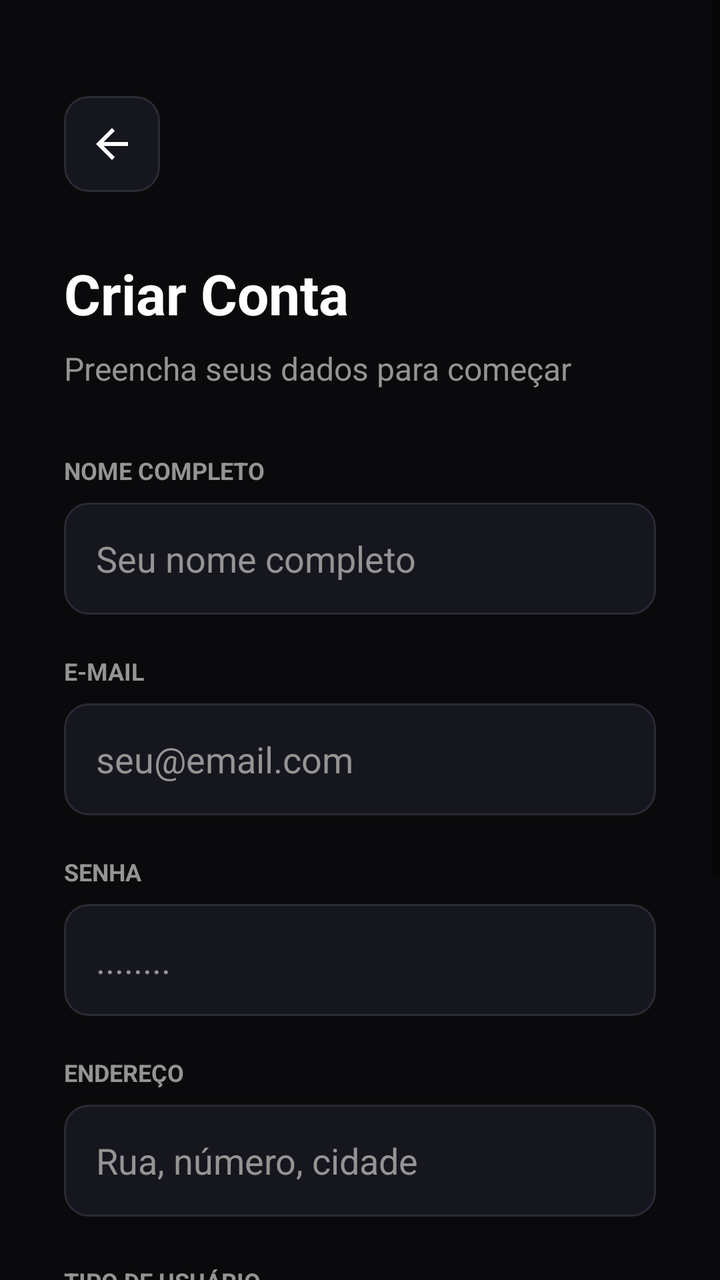
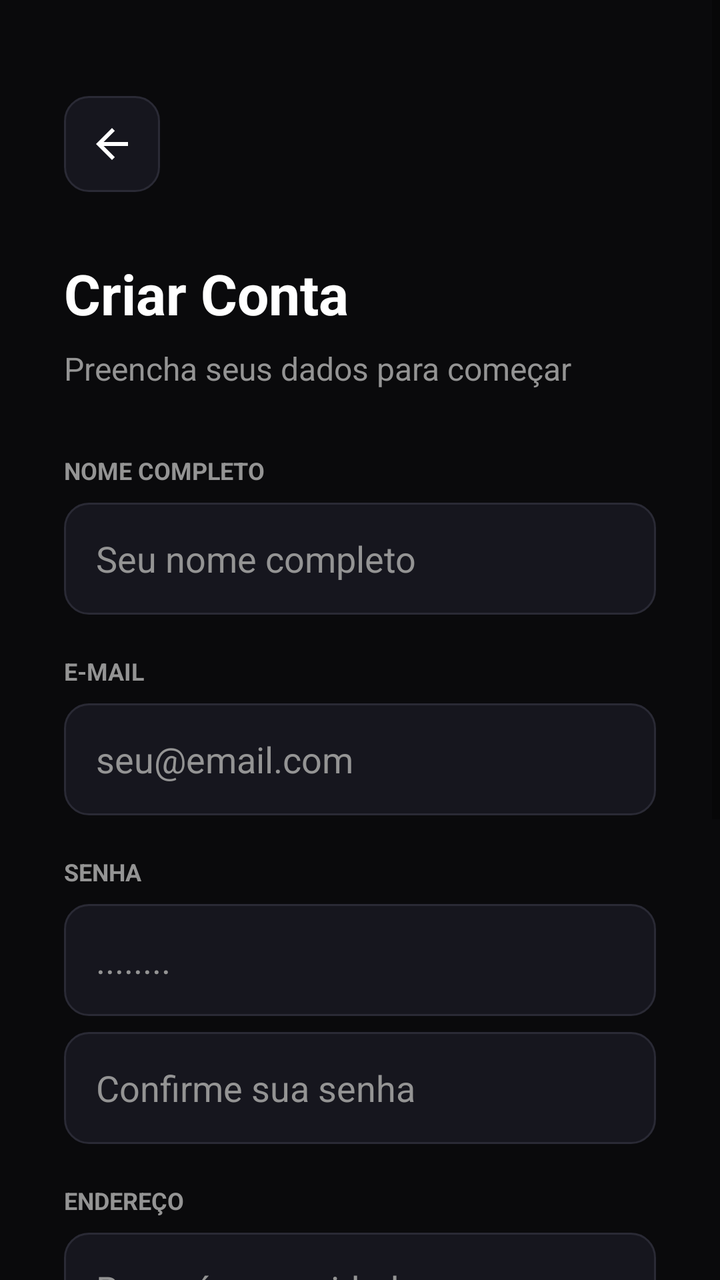

An Android layout rendered at two revisions. The XML below is the earlier revision; the diff shows what the commit changed to produce the second picture.
<!-- AndroidManifest.xml: application theme Theme.Perto -->
<!-- res/layout/activity_cadastro.xml -->
<?xml version="1.0" encoding="utf-8"?>
<androidx.constraintlayout.widget.ConstraintLayout xmlns:android="http://schemas.android.com/apk/res/android"
    xmlns:app="http://schemas.android.com/apk/res-auto"
    xmlns:tools="http://schemas.android.com/tools"
    android:id="@+id/main"
    android:layout_width="match_parent"
    android:layout_height="match_parent"
    android:background="@color/background_dark"
    tools:context=".ui.cadastro.CadastroActivity">

    <ScrollView
        android:layout_width="match_parent"
        android:layout_height="match_parent"
        android:fillViewport="true">

        <androidx.constraintlayout.widget.ConstraintLayout
            android:layout_width="match_parent"
            android:layout_height="wrap_content"
            android:padding="32dp">

            <ImageButton
                android:id="@+id/btn_voltar"
                android:layout_width="48dp"
                android:layout_height="48dp"
                android:layout_marginTop="16dp"
                android:background="@drawable/bg_input"
                android:contentDescription="@null"
                android:src="@drawable/ic_arrow_back"
                android:padding="12dp"
                app:layout_constraintStart_toStartOf="parent"
                app:layout_constraintTop_toTopOf="parent" />

            <TextView
                android:id="@+id/tv_title"
                android:layout_width="wrap_content"
                android:layout_height="wrap_content"
                android:layout_marginTop="32dp"
                android:text="@string/signup_title"
                android:textColor="@color/white"
                android:textSize="28sp"
                android:textStyle="bold"
                app:layout_constraintStart_toStartOf="parent"
                app:layout_constraintTop_toBottomOf="@id/btn_voltar" />

            <TextView
                android:id="@+id/tv_subtitle"
                android:layout_width="wrap_content"
                android:layout_height="wrap_content"
                android:layout_marginTop="8dp"
                android:text="@string/signup_subtitle"
                android:textColor="@color/text_gray"
                android:textSize="16sp"
                app:layout_constraintStart_toStartOf="parent"
                app:layout_constraintTop_toBottomOf="@id/tv_title" />

            
            <TextView
                android:id="@+id/tv_label_name"
                android:layout_width="wrap_content"
                android:layout_height="wrap_content"
                android:layout_marginTop="32dp"
                android:text="@string/label_name"
                android:textColor="@color/text_gray"
                android:textSize="12sp"
                android:textStyle="bold"
                app:layout_constraintStart_toStartOf="parent"
                app:layout_constraintTop_toBottomOf="@id/tv_subtitle" />

            <EditText
                android:id="@+id/et_name"
                android:layout_width="0dp"
                android:layout_height="56dp"
                android:layout_marginTop="8dp"
                android:autofillHints="name"
                android:background="@drawable/bg_input"
                android:hint="@string/hint_name"
                android:inputType="textPersonName"
                android:paddingHorizontal="16dp"
                android:textColor="@color/white"
                android:textColorHint="@color/text_gray"
                app:layout_constraintEnd_toEndOf="parent"
                app:layout_constraintStart_toStartOf="parent"
                app:layout_constraintTop_toBottomOf="@id/tv_label_name" />

            
            <TextView
                android:id="@+id/tv_label_email"
                android:layout_width="wrap_content"
                android:layout_height="wrap_content"
                android:layout_marginTop="20dp"
                android:text="@string/label_email"
                android:textColor="@color/text_gray"
                android:textSize="12sp"
                android:textStyle="bold"
                app:layout_constraintStart_toStartOf="parent"
                app:layout_constraintTop_toBottomOf="@id/et_name" />

            <EditText
                android:id="@+id/et_email"
                android:layout_width="0dp"
                android:layout_height="56dp"
                android:layout_marginTop="8dp"
                android:autofillHints="emailAddress"
                android:background="@drawable/bg_input"
                android:hint="@string/hint_email"
                android:inputType="textEmailAddress"
                android:paddingHorizontal="16dp"
                android:textColor="@color/white"
                android:textColorHint="@color/text_gray"
                app:layout_constraintEnd_toEndOf="parent"
                app:layout_constraintStart_toStartOf="parent"
                app:layout_constraintTop_toBottomOf="@id/tv_label_email" />

            
            <TextView
                android:id="@+id/tv_label_password"
                android:layout_width="wrap_content"
                android:layout_height="wrap_content"
                android:layout_marginTop="20dp"
                android:text="@string/label_password"
                android:textColor="@color/text_gray"
                android:textSize="12sp"
                android:textStyle="bold"
                app:layout_constraintStart_toStartOf="parent"
                app:layout_constraintTop_toBottomOf="@id/et_email" />

            <EditText
                android:id="@+id/et_password"
                android:layout_width="0dp"
                android:layout_height="56dp"
                android:layout_marginTop="8dp"
                android:autofillHints="password"
                android:background="@drawable/bg_input"
                android:hint="@string/hint_password"
                android:inputType="textPassword"
                android:paddingHorizontal="16dp"
                android:textColor="@color/white"
                android:textColorHint="@color/text_gray"
                app:layout_constraintEnd_toEndOf="parent"
                app:layout_constraintStart_toStartOf="parent"
                app:layout_constraintTop_toBottomOf="@id/tv_label_password" />

            
            <TextView
                android:id="@+id/tv_label_address"
                android:layout_width="wrap_content"
                android:layout_height="wrap_content"
                android:layout_marginTop="20dp"
                android:text="@string/label_address"
                android:textColor="@color/text_gray"
                android:textSize="12sp"
                android:textStyle="bold"
                app:layout_constraintStart_toStartOf="parent"
                app:layout_constraintTop_toBottomOf="@id/et_password" />

            <EditText
                android:id="@+id/et_address"
                android:layout_width="0dp"
                android:layout_height="56dp"
                android:layout_marginTop="8dp"
                android:autofillHints="postalAddress"
                android:background="@drawable/bg_input"
                android:hint="@string/hint_address"
                android:inputType="textPostalAddress"
                android:paddingHorizontal="16dp"
                android:textColor="@color/white"
                android:textColorHint="@color/text_gray"
                app:layout_constraintEnd_toEndOf="parent"
                app:layout_constraintStart_toStartOf="parent"
                app:layout_constraintTop_toBottomOf="@id/tv_label_address" />

            
            <TextView
                android:id="@+id/tv_label_user_type"
                android:layout_width="wrap_content"
                android:layout_height="wrap_content"
                android:layout_marginTop="24dp"
                android:text="@string/label_user_type"
                android:textColor="@color/text_gray"
                android:textSize="12sp"
                android:textStyle="bold"
                app:layout_constraintStart_toStartOf="parent"
                app:layout_constraintTop_toBottomOf="@id/et_address" />

            <androidx.constraintlayout.widget.ConstraintLayout
                android:id="@+id/cl_segmented_control"
                android:layout_width="match_parent"
                android:layout_height="64dp"
                android:layout_marginTop="12dp"
                android:background="@drawable/bg_segmented_control"
                android:padding="4dp"
                app:layout_constraintTop_toBottomOf="@id/tv_label_user_type">

                <TextView
                    android:id="@+id/btn_tipo_usuario"
                    android:layout_width="0dp"
                    android:layout_height="match_parent"
                    android:background="@drawable/bg_segmented_selected"
                    android:gravity="center"
                    android:text="@string/type_user"
                    android:textColor="@color/white"
                    android:textStyle="bold"
                    app:layout_constraintEnd_toStartOf="@+id/btn_tipo_organizador"
                    app:layout_constraintStart_toStartOf="parent" />

                <TextView
                    android:id="@+id/btn_tipo_organizador"
                    android:layout_width="0dp"
                    android:layout_height="match_parent"
                    android:background="@android:color/transparent"
                    android:gravity="center"
                    android:text="@string/type_organizer"
                    android:textColor="@color/text_gray"
                    android:textStyle="bold"
                    app:layout_constraintEnd_toEndOf="parent"
                    app:layout_constraintStart_toEndOf="@+id/btn_tipo_usuario" />

            </androidx.constraintlayout.widget.ConstraintLayout>

            
            <LinearLayout
                android:id="@+id/ll_extra_fields"
                android:layout_width="match_parent"
                android:layout_height="wrap_content"
                android:orientation="vertical"
                android:visibility="gone"
                app:layout_constraintTop_toBottomOf="@id/cl_segmented_control">

                <TextView
                    android:layout_width="wrap_content"
                    android:layout_height="wrap_content"
                    android:layout_marginTop="20dp"
                    android:text="@string/label_cnpj"
                    android:textColor="@color/text_gray"
                    android:textSize="12sp"
                    android:textStyle="bold" />

                <EditText
                    android:id="@+id/et_cnpj"
                    android:layout_width="match_parent"
                    android:layout_height="56dp"
                    android:layout_marginTop="8dp"
                    android:autofillHints="none"
                    android:background="@drawable/bg_input"
                    android:hint="@string/hint_cnpj"
                    android:inputType="number"
                    android:paddingHorizontal="16dp"
                    android:textColor="@color/white"
                    android:textColorHint="@color/text_gray" />

                <TextView
                    android:layout_width="wrap_content"
                    android:layout_height="wrap_content"
                    android:layout_marginTop="20dp"
                    android:text="@string/label_phone"
                    android:textColor="@color/text_gray"
                    android:textSize="12sp"
                    android:textStyle="bold" />

                <EditText
                    android:id="@+id/et_phone"
                    android:layout_width="match_parent"
                    android:layout_height="56dp"
                    android:layout_marginTop="8dp"
                    android:autofillHints="phoneNumber"
                    android:background="@drawable/bg_input"
                    android:hint="@string/hint_phone"
                    android:inputType="phone"
                    android:paddingHorizontal="16dp"
                    android:textColor="@color/white"
                    android:textColorHint="@color/text_gray" />

            </LinearLayout>

            <com.google.android.material.button.MaterialButton
                android:id="@+id/btn_criar_conta"
                android:layout_width="0dp"
                android:layout_height="64dp"
                android:layout_marginTop="40dp"
                android:text="@string/signup_title"
                android:textAllCaps="false"
                android:textColor="@color/white"
                android:textSize="18sp"
                android:textStyle="bold"
                app:backgroundTint="@color/purple_brand"
                app:cornerRadius="16dp"
                app:layout_constraintEnd_toEndOf="parent"
                app:layout_constraintStart_toStartOf="parent"
                app:layout_constraintTop_toBottomOf="@id/ll_extra_fields" />

            <LinearLayout
                android:layout_width="wrap_content"
                android:layout_height="wrap_content"
                android:layout_marginTop="32dp"
                android:layout_marginBottom="24dp"
                android:orientation="horizontal"
                app:layout_constraintBottom_toBottomOf="parent"
                app:layout_constraintEnd_toEndOf="parent"
                app:layout_constraintStart_toStartOf="parent"
                app:layout_constraintTop_toBottomOf="@id/btn_criar_conta">

                <TextView
                    android:layout_width="wrap_content"
                    android:layout_height="wrap_content"
                    android:text="@string/already_have_account"
                    android:textColor="@color/text_gray"
                    android:textSize="14sp" />

                <TextView
                    android:id="@+id/btn_entrar_footer"
                    android:layout_width="wrap_content"
                    android:layout_height="wrap_content"
                    android:layout_marginStart="4dp"
                    android:text="@string/btn_login"
                    android:textColor="@color/white"
                    android:textSize="14sp"
                    android:textStyle="bold" />
            </LinearLayout>

        </androidx.constraintlayout.widget.ConstraintLayout>
    </ScrollView>

</androidx.constraintlayout.widget.ConstraintLayout>
<!-- resources referenced by this layout -->
<resources>
  <color name="background_dark">#0A0A0C</color>
  <color name="purple_brand">#8E54FF</color>
  <color name="text_gray">#949494</color>
  <color name="white">#FFFFFFFF</color>
  <!-- drawable bg_input (drawable) -->
  <?xml version="1.0" encoding="utf-8"?>
  <shape xmlns:android="http://schemas.android.com/apk/res/android">
      <solid android:color="@color/input_bg" />
      <corners android:radius="12dp" />
      <stroke android:width="1dp" android:color="@color/input_border" />
  </shape>
  <!-- drawable bg_segmented_control (drawable) -->
  <?xml version="1.0" encoding="utf-8"?>
  <shape xmlns:android="http://schemas.android.com/apk/res/android">
      <solid android:color="@color/input_bg" />
      <corners android:radius="16dp" />
      <stroke android:width="1dp" android:color="@color/input_border" />
  </shape>
  <!-- drawable bg_segmented_selected (drawable) -->
  <?xml version="1.0" encoding="utf-8"?>
  <shape xmlns:android="http://schemas.android.com/apk/res/android">
      <solid android:color="@color/purple_brand" />
      <corners android:radius="12dp" />
  </shape>
  <!-- drawable ic_arrow_back (drawable) -->
  <vector xmlns:android="http://schemas.android.com/apk/res/android"
      android:width="24dp"
      android:height="24dp"
      android:viewportWidth="24"
      android:viewportHeight="24"
      android:tint="@color/white">
      <path
          android:fillColor="@android:color/white"
          android:pathData="M20,11H7.83l5.59,-5.59L12,4l-8,8 8,8 1.41,-1.41L7.83,13H20v-2z" />
  </vector>
  <string name="already_have_account">Já tem conta?</string>
  <string name="btn_login">Entrar</string>
  <string name="hint_address">Rua, número, cidade</string>
  <string name="hint_cnpj">00.000.000/0000-00</string>
  <string name="hint_email">seu@email.com</string>
  <string name="hint_name">Seu nome completo</string>
  <string name="hint_password">........</string>
  <string name="hint_phone">(00) 00000-0000</string>
  <string name="label_address">ENDEREÇO</string>
  <string name="label_cnpj">CNPJ</string>
  <string name="label_email">E-MAIL</string>
  <string name="label_name">NOME COMPLETO</string>
  <string name="label_password">SENHA</string>
  <string name="label_phone">TELEFONE</string>
  <string name="label_user_type">TIPO DE USUÁRIO</string>
  <string name="signup_subtitle">Preencha seus dados para começar</string>
  <string name="signup_title">Criar Conta</string>
  <string name="type_organizer">Organizador</string>
  <string name="type_user">Usuário</string>
  <style name="Theme.Perto" parent="Theme.MaterialComponents.DayNight.NoActionBar">
          
          <item name="colorPrimary">@color/purple_500</item>
          <item name="colorPrimaryVariant">@color/purple_700</item>
          <item name="colorOnPrimary">@color/white</item>
          
          <item name="colorSecondary">@color/teal_200</item>
          <item name="colorSecondaryVariant">@color/teal_700</item>
          <item name="colorOnSecondary">@color/black</item>
          
          <item name="android:statusBarColor">?attr/colorPrimaryVariant</item>
          
      </style>
  <color name="input_bg">#16161E</color>
  <color name="input_border">#2A2A35</color>
  <color name="purple_500">#FF6200EE</color>
  <color name="purple_700">#FF3700B3</color>
  <color name="teal_200">#FF03DAC5</color>
  <color name="teal_700">#FF018786</color>
  <color name="black">#FF000000</color>
</resources>

<!-- the commit's change to res/layout/activity_cadastro.xml (unified diff, before → after) -->
@@ -140,6 +140,22 @@
                 app:layout_constraintStart_toStartOf="parent"
                 app:layout_constraintTop_toBottomOf="@id/tv_label_password" />
 
+            <EditText
+                android:id="@+id/et_confirm_password"
+                android:layout_width="0dp"
+                android:layout_height="56dp"
+                android:layout_marginTop="8dp"
+                android:autofillHints="password"
+                android:background="@drawable/bg_input"
+                android:hint="@string/confirm_password"
+                android:inputType="textPassword"
+                android:paddingHorizontal="16dp"
+                android:textColor="@color/white"
+                android:textColorHint="@color/text_gray"
+                app:layout_constraintEnd_toEndOf="parent"
+                app:layout_constraintStart_toStartOf="parent"
+                app:layout_constraintTop_toBottomOf="@id/et_password" />
+
             
             <TextView
                 android:id="@+id/tv_label_address"
@@ -151,7 +167,7 @@
                 android:textSize="12sp"
                 android:textStyle="bold"
                 app:layout_constraintStart_toStartOf="parent"
-                app:layout_constraintTop_toBottomOf="@id/et_password" />
+                app:layout_constraintTop_toBottomOf="@id/et_confirm_password" />
 
             <EditText
                 android:id="@+id/et_address"
@@ -230,7 +246,7 @@
                     android:layout_width="wrap_content"
                     android:layout_height="wrap_content"
                     android:layout_marginTop="20dp"
-                    android:text="@string/label_cnpj"
+                    android:text="@string/optional_cnpj"
                     android:textColor="@color/text_gray"
                     android:textSize="12sp"
                     android:textStyle="bold" />
@@ -252,7 +268,7 @@
                     android:layout_width="wrap_content"
                     android:layout_height="wrap_content"
                     android:layout_marginTop="20dp"
-                    android:text="@string/label_phone"
+                    android:text="@string/optional_phone"
                     android:textColor="@color/text_gray"
                     android:textSize="12sp"
                     android:textStyle="bold" />
<!-- resource entries referenced after the edit -->
@@ -37,6 +37,7 @@
   </vector>
   <string name="already_have_account">Já tem conta?</string>
   <string name="btn_login">Entrar</string>
+  <string name="confirm_password">Confirme sua senha</string>
   <string name="hint_address">Rua, número, cidade</string>
   <string name="hint_cnpj">00.000.000/0000-00</string>
   <string name="hint_email">seu@email.com</string>
@@ -44,12 +45,12 @@
   <string name="hint_password">........</string>
   <string name="hint_phone">(00) 00000-0000</string>
   <string name="label_address">ENDEREÇO</string>
-  <string name="label_cnpj">CNPJ</string>
   <string name="label_email">E-MAIL</string>
   <string name="label_name">NOME COMPLETO</string>
   <string name="label_password">SENHA</string>
-  <string name="label_phone">TELEFONE</string>
   <string name="label_user_type">TIPO DE USUÁRIO</string>
+  <string name="optional_cnpj">CNPJ (opcional)</string>
+  <string name="optional_phone">TELEFONE (opcional)</string>
   <string name="signup_subtitle">Preencha seus dados para começar</string>
   <string name="signup_title">Criar Conta</string>
   <string name="type_organizer">Organizador</string>
